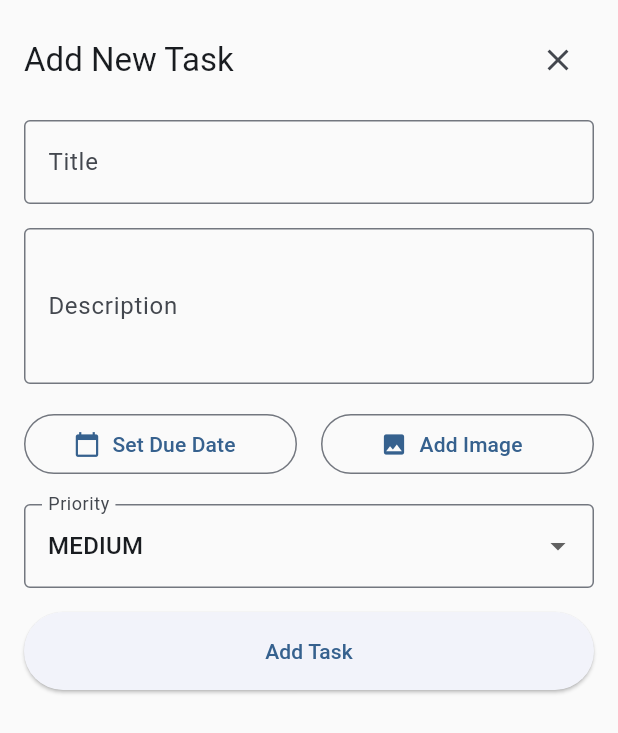
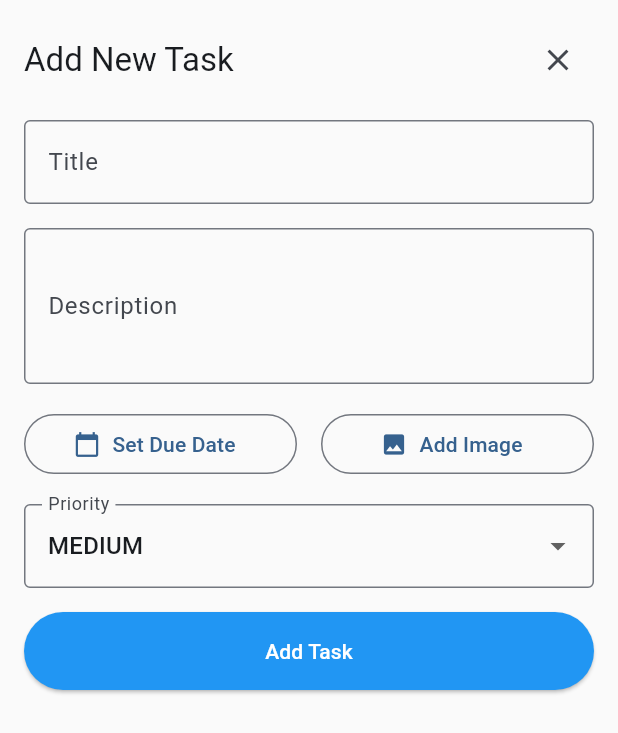
Before and after one commit to MohamedIjlal27/todo_flutter_app, a Flutter app: the AddTodoSheet widget shown alone on an empty page, opened directly, on a phone screen of 412 x 824 dp. Shown: the top 733 px of the screen. Run offline on Flutter 3.47's test engine with Material 3 defaults, Android fonts, the phone set to English and light mode, and no system bars; our stand-ins replace flutter_slidable, hive_flutter, image_picker, shared_preferences; accounts and stored records are empty.

Commit message:
feat: Add form validation and loading states to AddTodoSheet

```diff
--- a/lib/widgets/add_todo_sheet.dart
+++ b/lib/widgets/add_todo_sheet.dart
@@ -15,15 +15,28 @@ class AddTodoSheet extends StatefulWidget {
 class _AddTodoSheetState extends State<AddTodoSheet> {
   final _titleController = TextEditingController();
   final _descriptionController = TextEditingController();
+  final _formKey = GlobalKey<FormState>();
   DateTime? _selectedDate;
   Priority _selectedPriority = Priority.medium;
   String? _imagePath;
+  bool _isLoading = false;
+  String? _titleError;
 
   @override
   void dispose() {
     _titleController.dispose();
     _descriptionController.dispose();
     super.dispose();
+  }
+
+  void _showError(String message) {
+    if (!mounted) return;
+    ScaffoldMessenger.of(context).showSnackBar(
+      SnackBar(
+        content: Text(message),
+        backgroundColor: Colors.red,
+      ),
+    );
   }
 
   Future<void> _pickImage() async {
@@ -56,18 +69,40 @@ class _AddTodoSheetState extends State<AddTodoSheet> {
     }
   }
 
-  void _saveTodo() {
-    if (_titleController.text.isEmpty) return;
+  Future<void> _saveTodo() async {
+    final title = _titleController.text.trim();
+    if (title.isEmpty) {
+      setState(() {
+        _titleError = 'Title is required';
+      });
+      return;
+    }
 
-    context.read<TodoProvider>().addTodo(
-          _titleController.text,
-          description: _descriptionController.text,
+    setState(() {
+      _isLoading = true;
+      _titleError = null;
+    });
+
+    try {
+      await context.read<TodoProvider>().addTodo(
+            title,
+            description: _descriptionController.text.trim(),
             dueDate: _selectedDate,
             priority: _selectedPriority,
             imagePath: _imagePath,
           );
-
+      if (mounted) {
         Navigator.pop(context);
+      }
+    } catch (e) {
+      _showError('Failed to add task: ${e.toString()}');
+    } finally {
+      if (mounted) {
+        setState(() {
+          _isLoading = false;
+        });
+      }
+    }
   }
 
   @override
@@ -79,6 +114,8 @@ class _AddTodoSheetState extends State<AddTodoSheet> {
         left: 16,
         right: 16,
       ),
+      child: Form(
+        key: _formKey,
         child: Column(
           mainAxisSize: MainAxisSize.min,
           crossAxisAlignment: CrossAxisAlignment.stretch,
@@ -92,26 +129,36 @@ class _AddTodoSheetState extends State<AddTodoSheet> {
                 ),
                 IconButton(
                   icon: const Icon(Icons.close),
-                onPressed: () => Navigator.pop(context),
+                  onPressed: _isLoading ? null : () => Navigator.pop(context),
                 ),
               ],
             ),
             const SizedBox(height: 16),
-          TextField(
+            TextFormField(
               controller: _titleController,
-            decoration: const InputDecoration(
+              decoration: InputDecoration(
                 labelText: 'Title',
-              border: OutlineInputBorder(),
+                border: const OutlineInputBorder(),
+                errorText: _titleError,
+                enabled: !_isLoading,
               ),
               textCapitalization: TextCapitalization.sentences,
+              onChanged: (_) {
+                if (_titleError != null) {
+                  setState(() {
+                    _titleError = null;
+                  });
+                }
+              },
             ),
             const SizedBox(height: 16),
-          TextField(
+            TextFormField(
               controller: _descriptionController,
               maxLines: 3,
-            decoration: const InputDecoration(
+              decoration: InputDecoration(
                 labelText: 'Description',
-              border: OutlineInputBorder(),
+                border: const OutlineInputBorder(),
+                enabled: !_isLoading,
               ),
               textCapitalization: TextCapitalization.sentences,
             ),
@@ -120,7 +167,7 @@ class _AddTodoSheetState extends State<AddTodoSheet> {
               children: [
                 Expanded(
                   child: OutlinedButton.icon(
-                  onPressed: () => _selectDate(context),
+                    onPressed: _isLoading ? null : () => _selectDate(context),
                     icon: const Icon(Icons.calendar_today),
                     label: Text(
                       _selectedDate == null
@@ -132,7 +179,7 @@ class _AddTodoSheetState extends State<AddTodoSheet> {
                 const SizedBox(width: 16),
                 Expanded(
                   child: OutlinedButton.icon(
-                  onPressed: _pickImage,
+                    onPressed: _isLoading ? null : _pickImage,
                     icon: const Icon(Icons.image),
                     label: Text(_imagePath == null ? 'Add Image' : 'Change Image'),
                   ),
@@ -142,9 +189,10 @@ class _AddTodoSheetState extends State<AddTodoSheet> {
             const SizedBox(height: 16),
             DropdownButtonFormField<Priority>(
               value: _selectedPriority,
-            decoration: const InputDecoration(
+              decoration: InputDecoration(
                 labelText: 'Priority',
-              border: OutlineInputBorder(),
+                border: const OutlineInputBorder(),
+                enabled: !_isLoading,
               ),
               items: Priority.values.map((priority) {
                 return DropdownMenuItem(
@@ -152,7 +200,7 @@ class _AddTodoSheetState extends State<AddTodoSheet> {
                   child: Text(priority.name.toUpperCase()),
                 );
               }).toList(),
-            onChanged: (value) {
+              onChanged: _isLoading ? null : (value) {
                 if (value != null) {
                   setState(() {
                     _selectedPriority = value;
@@ -169,20 +217,33 @@ class _AddTodoSheetState extends State<AddTodoSheet> {
                   height: 200,
                   width: double.infinity,
                   fit: BoxFit.cover,
+                  cacheWidth: 800,
+                  cacheHeight: 600,
                 ),
               ),
             ],
             const SizedBox(height: 16),
             ElevatedButton(
-            onPressed: _saveTodo,
-            child: const Padding(
-              padding: EdgeInsets.all(16.0),
-              child: Text('Add Task'),
+              onPressed: _isLoading ? null : _saveTodo,
+              style: ElevatedButton.styleFrom(
+                backgroundColor: Colors.blue,
+                foregroundColor: Colors.white,
+              ),
+              child: Padding(
+                padding: const EdgeInsets.all(16.0),
+                child: _isLoading
+                    ? const SizedBox(
+                        height: 20,
+                        width: 20,
+                        child: CircularProgressIndicator(strokeWidth: 2),
+                      )
+                    : const Text('Add Task'),
               ),
             ),
             const SizedBox(height: 16),
           ],
         ),
+      ),
     );
   }
 }
```
Lines whose indentation alone changed are shown as unchanged.
